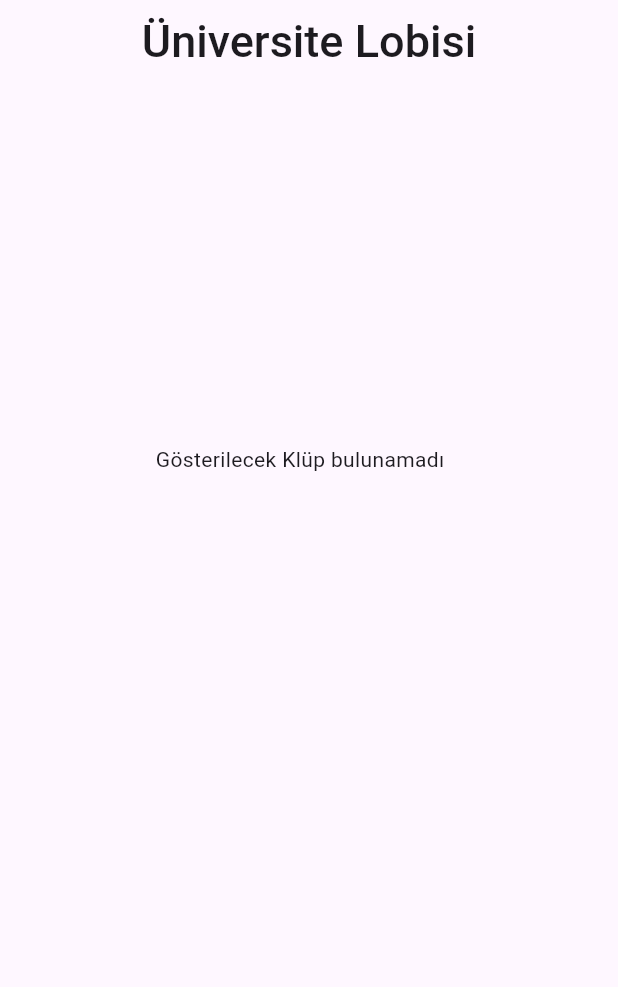
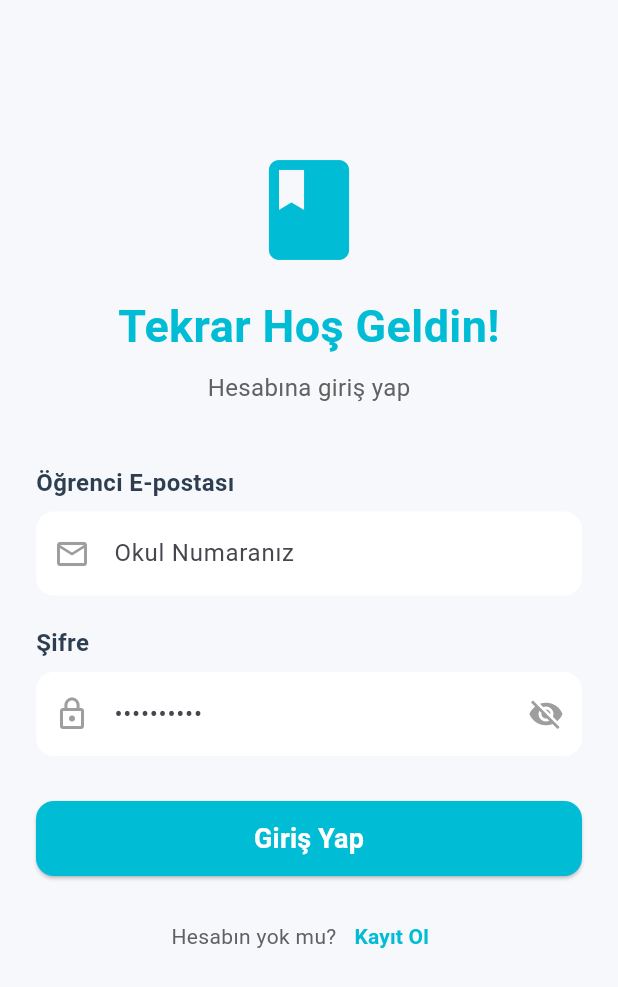
Before and after one commit to emrecanardc/unihub, a Flutter app: the screen it shows after launch, on a phone screen of 412 x 824 dp. Shown: the top 987 px of the screen. Run offline on Flutter 3.47's test engine with Material 3 defaults, Android fonts, the phone set to English and light mode, and no system bars; our stand-ins replace cloud_firestore, curved_navigation_bar, firebase_core; accounts and stored records are empty.

Commit message:
login ve page oluşturuldu ancak register kısmına geçilmedi

```diff
--- /dev/null
+++ b/lib/login.dart
@@ -0,0 +1,208 @@
+import 'package:flutter/material.dart';
+import 'package:unihub/register.dart';
+
+class Login extends StatefulWidget {
+  const Login({super.key});
+
+  @override
+  State<Login> createState() => _LoginState();
+}
+
+class _LoginState extends State<Login> {
+  final TextEditingController _numarakontrol = TextEditingController();
+  final TextEditingController _sifrekontrol = TextEditingController();
+  final String _oguDomain = "@ogrenci.ogu.edu.tr";
+
+  @override
+  void dispose() {
+    _numarakontrol.dispose();
+    _sifrekontrol.dispose();
+    super.dispose();
+  }
+
+  Widget build(BuildContext context) {
+    return MaterialApp(
+      home: Scaffold(
+        backgroundColor: const Color(0xFFF7F8FC),
+        body: SingleChildScrollView(
+          child: Column(
+            children: [
+              const SizedBox(height: 100),
+              const Icon(Icons.book, size: 80, color: Colors.cyan),
+              const SizedBox(height: 16),
+              const Text(
+                "Tekrar Hoş Geldin!",
+                textAlign: TextAlign.center,
+                style: TextStyle(
+                  fontSize: 30,
+                  color: Colors.cyan,
+                  fontWeight: FontWeight.w700,
+                ),
+              ),
+              const SizedBox(height: 8),
+              Text(
+                "Hesabına giriş yap",
+                style: TextStyle(
+                  fontSize: 16,
+                  fontWeight: FontWeight.w400,
+                  color: Colors.grey[700],
+                ),
+              ),
+              const SizedBox(height: 40),
+
+              Padding(
+                padding: const EdgeInsets.symmetric(horizontal: 24.0),
+                child: Column(
+                  crossAxisAlignment: CrossAxisAlignment.start,
+                  children: [
+                    const Text(
+                      "Öğrenci E-postası",
+                      style: TextStyle(
+                        fontSize: 16,
+                        fontWeight: FontWeight.w600,
+                        color: Color(0xFF2C3E50),
+                      ),
+                    ),
+                    const SizedBox(height: 8),
+                    TextField(
+                      controller: _numarakontrol,
+                      keyboardType: TextInputType.emailAddress,
+                      decoration: InputDecoration(
+                        hintText: "Okul Numaranız",
+                        prefixIcon: const Icon(
+                          Icons.email_outlined,
+                          color: Colors.grey,
+                        ),
+                        suffixText: _oguDomain,
+                        suffixStyle: TextStyle(
+                          color: Colors.grey,
+                          fontSize: 16,
+                        ),
+
+                        filled: true,
+                        fillColor: Colors.white,
+                        contentPadding: const EdgeInsets.symmetric(
+                          vertical: 16.0,
+                        ),
+                        enabledBorder: OutlineInputBorder(
+                          borderRadius: BorderRadius.circular(12.0),
+                          borderSide: BorderSide.none,
+                        ),
+                        focusedBorder: OutlineInputBorder(
+                          borderRadius: BorderRadius.circular(12.0),
+                          borderSide: const BorderSide(
+                            color: Colors.cyan,
+                            width: 2.0,
+                          ),
+                        ),
+                      ),
+                    ),
+                    const SizedBox(height: 20),
+                    const Text(
+                      "Şifre",
+                      style: TextStyle(
+                        fontSize: 16,
+                        fontWeight: FontWeight.w600,
+                        color: Color(0xFF2C3E50),
+                      ),
+                    ),
+                    const SizedBox(height: 8),
+                    TextField(
+                      obscureText: true,
+                      decoration: InputDecoration(
+                        hintText: "••••••••••",
+                        prefixIcon: const Icon(
+                          Icons.lock_outline,
+                          color: Colors.grey,
+                        ),
+                        suffixIcon: IconButton(
+                          onPressed: () {},
+                          icon: const Icon(
+                            Icons.visibility_off,
+                            color: Colors.grey,
+                          ),
+                        ),
+                        filled: true,
+                        fillColor: Colors.white,
+                        contentPadding: const EdgeInsets.symmetric(
+                          vertical: 16.0,
+                        ),
+                        enabledBorder: OutlineInputBorder(
+                          borderRadius: BorderRadius.circular(12.0),
+                          borderSide: BorderSide.none,
+                        ),
+                        focusedBorder: OutlineInputBorder(
+                          borderRadius: BorderRadius.circular(12.0),
+                          borderSide: const BorderSide(
+                            color: Colors.cyan,
+                            width: 2.0,
+                          ),
+                        ),
+                      ),
+                    ),
+                    const SizedBox(height: 30),
+                    ElevatedButton(
+                      style: ElevatedButton.styleFrom(
+                        backgroundColor: Colors.cyan,
+                        foregroundColor: Colors.white,
+                        minimumSize: const Size(double.infinity, 50),
+                        shape: RoundedRectangleBorder(
+                          borderRadius: BorderRadius.circular(12.0),
+                        ),
+                      ),
+                      onPressed: () {
+                        //verilen okul numarasını alalım
+                        final String okulnumarasi = _numarakontrol.text.trim();
+                        final String ogrencieposta = '$okulnumarasi$_oguDomain';
+                        print("oluşturulan tam eposta $ogrencieposta");
+
+                        //öğrenci epostası haline getirelim
+
+                        //oluşan eposta ile giriş sistemine gidelim
+                      },
+                      child: const Text(
+                        "Giriş Yap",
+                        style: TextStyle(
+                          fontSize: 18,
+                          fontWeight: FontWeight.w600,
+                        ),
+                      ),
+                    ),
+                    const SizedBox(height: 16),
+                    Row(
+                      mainAxisAlignment: MainAxisAlignment.center,
+                      children: [
+                        Text(
+                          "Hesabın yok mu?",
+                          style: TextStyle(color: Colors.grey[700]),
+                        ),
+                        TextButton(
+                          onPressed: () {
+                            Navigator.push(
+                              context,
+                              MaterialPageRoute(
+                                builder: (context) => RegisterPage(),
+                              ),
+                            );
+                          },
+                          style: TextButton.styleFrom(
+                            foregroundColor: Colors.cyan,
+                          ),
+                          child: const Text(
+                            "Kayıt Ol",
+                            style: TextStyle(fontWeight: FontWeight.bold),
+                          ),
+                        ),
+                      ],
+                    ),
+                  ],
+                ),
+              ),
+              const SizedBox(height: 40),
+            ],
+          ),
+        ),
+      ),
+    );
+  }
+}
--- a/lib/main.dart
+++ b/lib/main.dart
@@ -1,15 +1,14 @@
 import 'package:flutter/material.dart';
 import 'package:firebase_core/firebase_core.dart';
+import 'package:unihub/login.dart';
 import 'package:unihub/widget/widget_Test2.dart';
-import 'widget/widget_test.dart';
-
 
 Future<void> main() async {
   WidgetsFlutterBinding.ensureInitialized();
 
   await Firebase.initializeApp();
 
-  runApp(const MyApp());
+  runApp(const Login());
 }
 
 class MyApp extends StatefulWidget {
@@ -23,18 +22,9 @@ class _MyAppState extends State<MyApp> {
   @override
   Widget build(BuildContext context) {
     return MaterialApp(
-      debugShowCheckedModeBanner: false,
-      title: 'Flutter Firebase App',
-      home: Scaffold(
-        appBar: AppBar(
-          centerTitle: true,
-          title: const Text(
-            'Üniversite Lobisi',
-            style: TextStyle(fontSize: 30, fontWeight: FontWeight.w500),
-          ),
-        ),
-        body: Container(width: 400,height: 500,padding: EdgeInsets.all(10),child: WidgetTest2(),)
-      ),
+      home: Login()
+
+      // body: Container(width: 400,height: 500,padding: EdgeInsets.all(10),child: WidgetTest2(),)
     );
   }
 }
--- a/pubspec.yaml
+++ b/pubspec.yaml
@@ -37,6 +37,8 @@ dependencies:
   firebase_core: ^4.2.0
   cloud_firestore: ^6.0.3
   curved_navigation_bar: ^1.0.6
+
+  firebase_auth: ^6.1.1
 
 dev_dependencies:
   flutter_test:
```
Also changed, not shown: lib/register.dart (added, +200 -0 lines), pubspec.lock.
